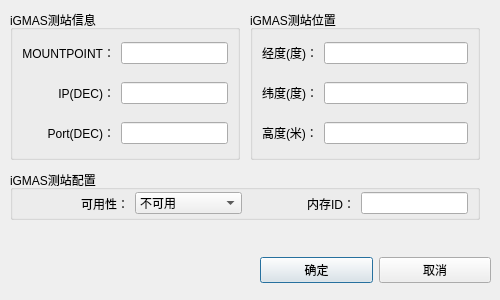
First picture: the form in widget/dialog/add_igmasstation_dialog.ui, repository yanghang8612/SMAMMainUI, before the edit.
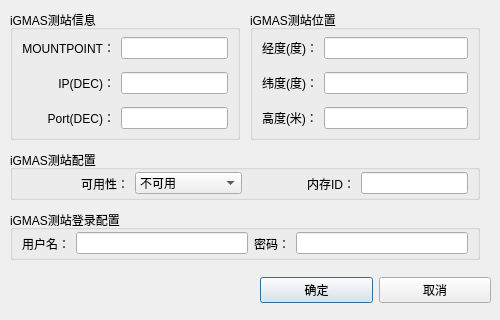
Second picture: the form after the edit.

Commit message: Change bean other center and igmas station. Change some UI. Delete .xml and .zn.

```diff
--- a/widget/dialog/add_igmasstation_dialog.ui
+++ b/widget/dialog/add_igmasstation_dialog.ui
@@ -7,7 +7,7 @@
     <x>0</x>
     <y>0</y>
     <width>500</width>
-    <height>300</height>
+    <height>320</height>
    </rect>
   </property>
   <property name="windowTitle">
@@ -19,7 +19,7 @@
      <x>10</x>
      <y>10</y>
      <width>230</width>
-     <height>150</height>
+     <height>130</height>
     </rect>
    </property>
    <property name="title">
@@ -77,7 +77,7 @@
    <property name="geometry">
     <rect>
      <x>260</x>
-     <y>250</y>
+     <y>270</y>
      <width>231</width>
      <height>41</height>
     </rect>
@@ -114,7 +114,7 @@
      <x>250</x>
      <y>10</y>
      <width>230</width>
-     <height>150</height>
+     <height>130</height>
     </rect>
    </property>
    <property name="title">
@@ -169,7 +169,7 @@
    <property name="geometry">
     <rect>
      <x>10</x>
-     <y>170</y>
+     <y>150</y>
      <width>470</width>
      <height>50</height>
     </rect>
@@ -223,6 +223,53 @@
     </item>
    </layout>
   </widget>
+  <widget class="QGroupBox" name="groupBox_3">
+   <property name="geometry">
+    <rect>
+     <x>10</x>
+     <y>210</y>
+     <width>470</width>
+     <height>50</height>
+    </rect>
+   </property>
+   <property name="title">
+    <string>iGMAS测站登录配置</string>
+   </property>
+   <layout class="QHBoxLayout" name="horizontalLayout_3" stretch="0,0,0,0">
+    <property name="topMargin">
+     <number>0</number>
+    </property>
+    <property name="bottomMargin">
+     <number>0</number>
+    </property>
+    <item>
+     <widget class="QLabel" name="label_9">
+      <property name="text">
+       <string>用户名：</string>
+      </property>
+      <property name="alignment">
+       <set>Qt::AlignRight|Qt::AlignTrailing|Qt::AlignVCenter</set>
+      </property>
+     </widget>
+    </item>
+    <item>
+     <widget class="QLineEdit" name="stationUserNameEdit"/>
+    </item>
+    <item>
+     <widget class="QLabel" name="label_10">
+      <property name="text">
+       <string>密码：</string>
+      </property>
+      <property name="alignment">
+       <set>Qt::AlignRight|Qt::AlignTrailing|Qt::AlignVCenter</set>
+      </property>
+     </widget>
+    </item>
+    <item>
+     <widget class="QLineEdit" name="stationPasswordEdit"/>
+    </item>
+   </layout>
+  </widget>
  </widget>
  <resources/>
  <connections/>
```
The commit also changes 16 other files.
